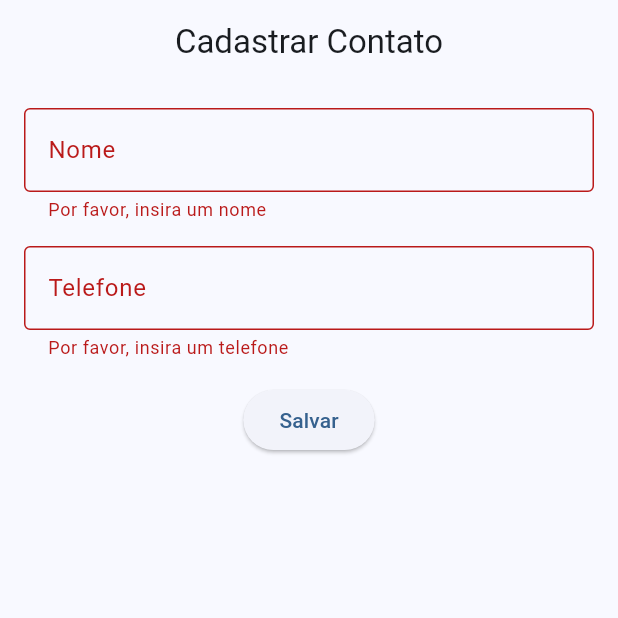
After one commit to DavidSantosDeveloper/programacao_para_dispositivos_moveis_ADS_IV, a Flutter app: the CadrastroPage screen opened directly, after a tap on "Salvar", on a phone screen of 412 x 824 dp, the top half of it. The commit adds this screen. Run offline on Flutter 3.47's test engine with Material 3 defaults, Android fonts, the phone set to English and light mode, and no system bars; our stand-ins replace flutter_tts, google_generative_ai, permission_handler, sqflite; missing offline and left inert: photo_manager; accounts and stored records are empty.

Commit message:
FEAT: app agenda funcionando CRUD com BD sqlFlite

```diff
--- a/ATIVIDADE_app_bomba_gasolina_posto/app_posto_combustivel/lib/pages/HomePage.dart
+++ b/ATIVIDADE_app_bomba_gasolina_posto/app_posto_combustivel/lib/pages/HomePage.dart
@@ -36,7 +36,8 @@ class _MyHomePageState extends State<HomePage> {
         title: Text('Gasolina X Alcool'),
         centerTitle: true,
       ),
-      body:Column(
+      body:SingleChildScrollView(
+        child: Column(
           children: [
             SizedBox(height: 30),
              Row(
@@ -121,6 +122,7 @@ class _MyHomePageState extends State<HomePage> {
 
 
           ],
+        ),
       )
       ,
       // floatingActionButton: FloatingActionButton(
--- /dev/null
+++ b/app agenda de contatos/app_agenda_contatos/lib/pages/Cadrastro/Cadrastro.dart
@@ -0,0 +1,78 @@
+import 'package:flutter/material.dart';
+import '../../services/bd.dart';
+
+class CadrastroPage extends StatefulWidget {
+  const CadrastroPage({super.key});
+
+  @override
+  _CadrastroPageState createState() => _CadrastroPageState();
+}
+
+class _CadrastroPageState extends State<CadrastroPage> {
+  final _formKey = GlobalKey<FormState>();
+  final TextEditingController _nomeController = TextEditingController();
+  final TextEditingController _telefoneController = TextEditingController();
+
+  Future<void> _salvarContato() async {
+    if (_formKey.currentState!.validate()) {
+      Map<String, dynamic> novoContato = {
+        'nome': _nomeController.text,
+        'telefone': _telefoneController.text,
+      };
+      await BancoDeDadosService.instance.salvar(novoContato);
+      Navigator.pop(context, true); // Retorna para a tela anterior e indica que houve uma atualização
+    }
+  }
+
+  @override
+  Widget build(BuildContext context) {
+    return Scaffold(
+      appBar: AppBar(
+        title: Text('Cadastrar Contato'),
+        centerTitle: true,
+      ),
+      body: Padding(
+        padding: const EdgeInsets.all(16.0),
+        child: Form(
+          key: _formKey,
+          child: Column(
+            children: [
+              TextFormField(
+                controller: _nomeController,
+                decoration: InputDecoration(
+                  labelText: 'Nome',
+                  border: OutlineInputBorder(),
+                ),
+                validator: (value) {
+                  if (value == null || value.isEmpty) {
+                    return 'Por favor, insira um nome';
+                  }
+                  return null;
+                },
+              ),
+              SizedBox(height: 16),
+              TextFormField(
+                controller: _telefoneController,
+                decoration: InputDecoration(
+                  labelText: 'Telefone',
+                  border: OutlineInputBorder(),
+                ),
+                validator: (value) {
+                  if (value == null || value.isEmpty) {
+                    return 'Por favor, insira um telefone';
+                  }
+                  return null;
+                },
+              ),
+              SizedBox(height: 16),
+              ElevatedButton(
+                onPressed: _salvarContato,
+                child: Text('Salvar'),
+              ),
+            ],
+          ),
+        ),
+      ),
+    );
+  }
+}
--- /dev/null
+++ b/app agenda de contatos/app_agenda_contatos/lib/services/bd.dart
@@ -0,0 +1,87 @@
+import 'package:flutter/material.dart';
+
+import "package:path/path.dart";
+import 'package:sqflite/sqflite.dart';
+
+
+
+
+class BancoDeDadosService {
+  BancoDeDadosService._privateConstructor();
+
+  static final BancoDeDadosService instance = BancoDeDadosService._privateConstructor();
+
+  late Database db;
+
+  Future<Database> openBanco() async{
+      var dataBasePath=await getDatabasesPath();
+      String path =join(dataBasePath,"my_db.db");
+      var db=await openDatabase(path,version: 1,
+      onCreate: (db,versaoRecente) async{
+          String sql=
+          "CREATE TABLE contatos (id INTEGER PRIMARY KEY AUTOINCREMENT,nome VARCHAR,telefone VARCHAR);";
+          await db.execute(sql);
+
+      }
+      );
+      print("Banco: "+db.isOpen.toString());
+
+      return db;
+  }
+
+
+  Future<int> salvar(Map<String,dynamic> dados_cadrastro) async{
+    Database db=await openBanco();
+    // Map<String,dynamic> dadosContatos={'nome':'Francisco','telefone':'(85) 9 9988-2554'};
+    Map<String,dynamic> dadosContatos=dados_cadrastro;
+    int idContato=await db.insert('contatos', dadosContatos);
+
+    print(idContato);
+    return idContato;
+  }
+
+  lerTodosContatos() async {
+       var databasesPath = await getDatabasesPath();
+        String path = join(databasesPath, 'my_db.db');
+
+      // open the database
+      Database database = await openDatabase(path, version: 1,
+          onCreate: (Database db, int version) async {
+        // When creating the db, create the table
+
+      });
+// Get the records
+    List<Map> list = await database.rawQuery('SELECT * FROM contatos');
+    print(list);
+
+  // Close the database
+    await database.close();
+
+    return list;
+
+
+  }
+
+  Future<void> dropTable() async {
+    await db.execute('DROP TABLE IF EXISTS contatos');
+
+    print("Tabela deletada");
+  }
+
+  Future<int> delete(int id_contato) async {
+    final db = await openBanco();
+    var resultado= await db.delete('contatos', where: 'id = ?', whereArgs: [id_contato]);
+
+    print("Contato deletado id''"+id_contato.toString());
+
+    return resultado;
+  }
+   Future<int> update(Map<String, dynamic> contato) async {
+    final db = await openBanco();
+    var resultado = await db.update('contatos', contato, where: 'id = ?', whereArgs: [contato['id']]);
+    print("Contato atualizado id: " + contato['id'].toString());
+    return resultado;
+  }
+
+
+}
```
Also changed, not shown: app agenda de contatos/app_agenda_contatos/analysis_options.yaml (added, +28 -0 lines), app agenda de contatos/app_agenda_contatos/lib/main.dart (added, +34 -0 lines), app agenda de contatos/app_agenda_contatos/lib/pages/EditarCadrastro/EditarContatoPage.dart (added, +82 -0 lines), app agenda de contatos/app_agenda_contatos/lib/pages/Home/HomePage.dart (added, +139 -0 lines), app agenda de contatos/app_agenda_contatos/pubspec.yaml (added, +93 -0 lines), app agenda de contatos/app_agenda_contatos/pubspec.lock (added), 124 other files. Lines whose indentation alone changed are shown as unchanged.
